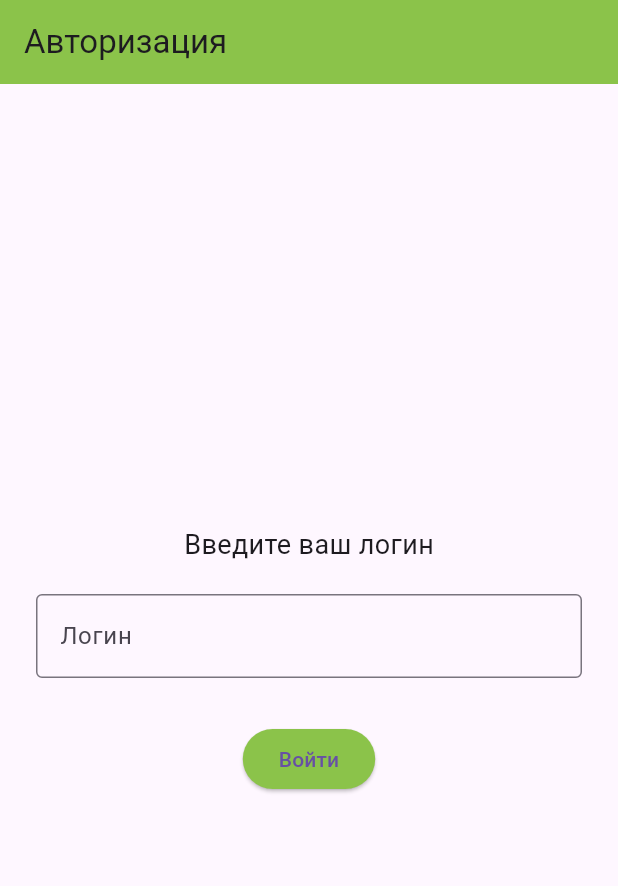
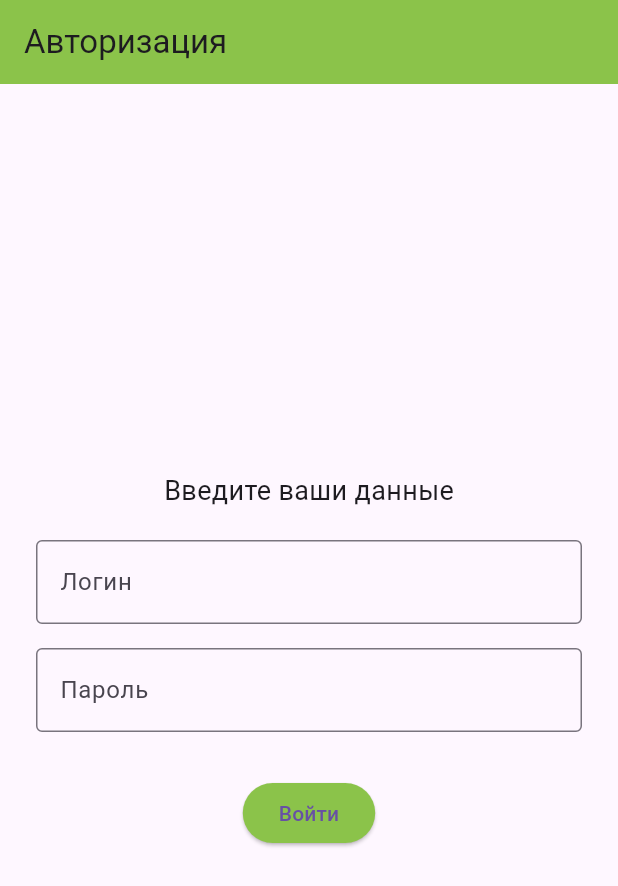
Before and after one commit to crystal-warrior/Flutter_prac_1, a Flutter app: the screen it shows after launch, after a tap on "Войти", on a phone screen of 412 x 824 dp. Shown: the top 886 px of the screen. Run offline on Flutter 3.47's test engine with Material 3 defaults, Android fonts, the phone set to English and light mode, and no system bars; our stand-ins replace cached_network_image, flutter_bloc, get_it, go_router.

Commit message:
bug fixes

```diff
--- a/lib/features/authorization/autorization.dart
+++ b/lib/features/authorization/autorization.dart
@@ -3,43 +3,54 @@ import 'package:flutter/material.dart';
 import 'package:flutter_bloc/flutter_bloc.dart';
 import 'package:go_router/go_router.dart';
 import 'package:jhvostov_prac_1/auth/cubit/auth_cubit.dart';
-import '../../di/service_locator.dart';
 
 class AuthorizationScreen extends StatelessWidget {
   const AuthorizationScreen({super.key});
 
   @override
   Widget build(BuildContext context) {
-    final TextEditingController _controller = TextEditingController();
+    final TextEditingController _loginController = TextEditingController();
+    final TextEditingController _passwordController = TextEditingController();
 
     return Scaffold(
-      appBar: AppBar(title: const Text('Авторизация'), backgroundColor: Colors.lightGreen),
+      appBar: AppBar(
+        title: const Text('Авторизация'),
+        backgroundColor: Colors.lightGreen,
+      ),
       body: Padding(
         padding: const EdgeInsets.all(24.0),
         child: Column(
           mainAxisAlignment: MainAxisAlignment.center,
           children: [
-            const Text('Введите ваш логин', style: TextStyle(fontSize: 18)),
+            const Text('Введите ваши данные', style: TextStyle(fontSize: 18)),
             const SizedBox(height: 20),
+
+            // Поле логина
             TextField(
-              controller: _controller,
+              controller: _loginController,
               decoration: const InputDecoration(
                 labelText: 'Логин',
                 border: OutlineInputBorder(),
               ),
             ),
+            const SizedBox(height: 16),
+
+
+            TextField(
+              controller: _passwordController,
+              obscureText: true,
+              decoration: const InputDecoration(
+                labelText: 'Пароль',
+                border: OutlineInputBorder(),
+              ),
+            ),
             const SizedBox(height: 30),
+
             ElevatedButton(
               onPressed: () {
-                final login = _controller.text.trim();
+                final login = _loginController.text.trim();
                 if (login.isNotEmpty) {
-
-                 // locator<UserService>().setLogin(login);
-
-
                   context.read<AuthCubit>().setLogin(login);
-
-
                   context.go('/garden');
                 }
               },
```
